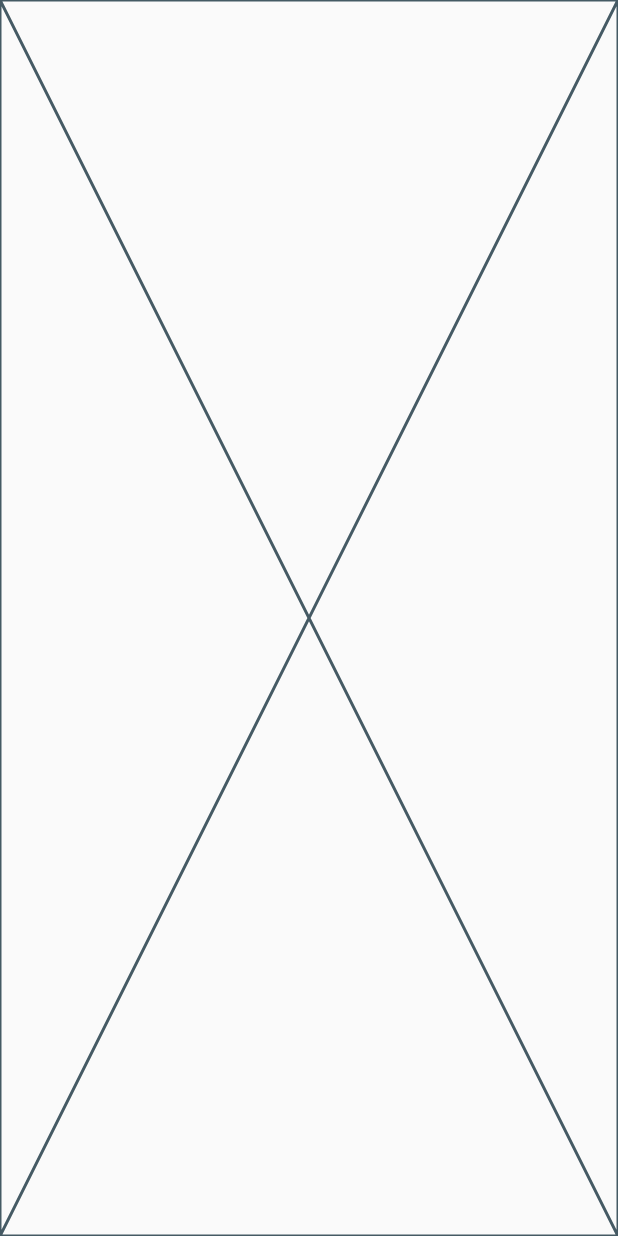
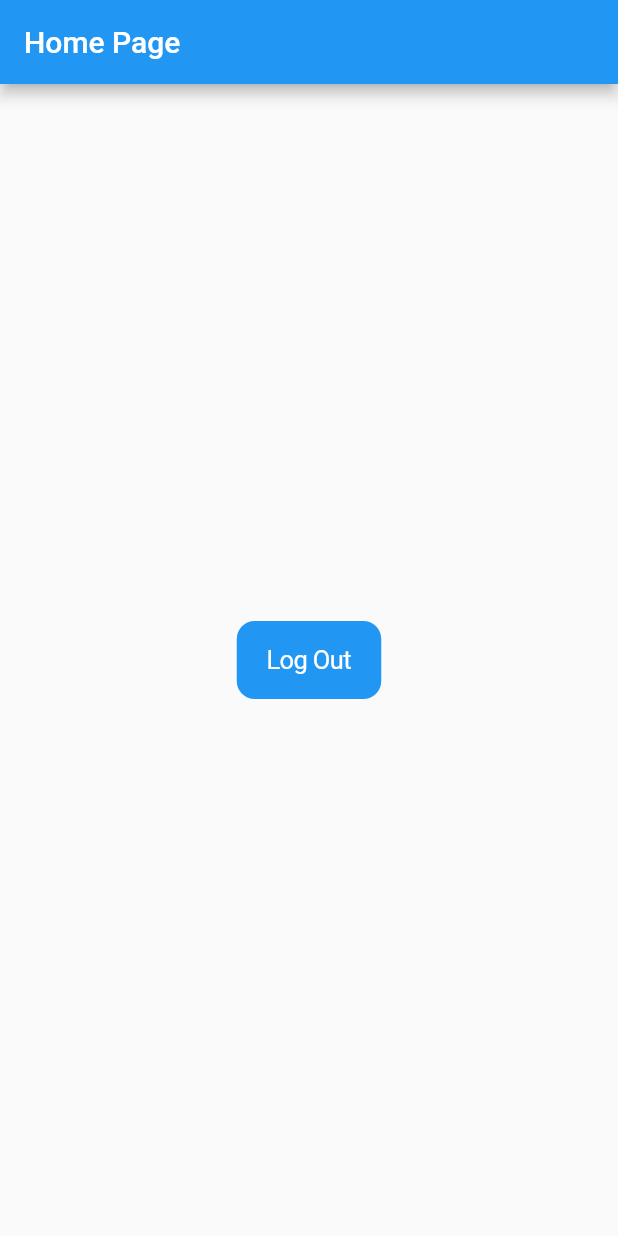
Before and after one commit to UmangKaklotar/facebook_login, a Flutter app: the screen it shows once a user with an empty profile is signed in, on a phone screen of 412 x 824 dp. Run offline on Flutter 3.47's test engine with Material 2 defaults, Android fonts, the phone set to English and light mode, and no system bars; our stand-ins replace firebase_auth, firebase_core; missing offline and left inert: flutter_facebook_auth; accounts and stored records are empty.

Commit message:
UK || 23/03/2023 || 09:34 AM

```diff
--- a/lib/Screen/home_screen.dart
+++ b/lib/Screen/home_screen.dart
@@ -1,3 +1,5 @@
+import 'package:firebase_auth/firebase_auth.dart';
+import 'package:flutter/cupertino.dart';
 import 'package:flutter/material.dart';
 
 class HomeScreen extends StatefulWidget {
@@ -10,6 +12,17 @@ class HomeScreen extends StatefulWidget {
 class _HomeScreenState extends State<HomeScreen> {
   @override
   Widget build(BuildContext context) {
-    return const Placeholder();
+    return Scaffold(
+      appBar: AppBar(
+        title: const Text("Home Page"),
+      ),
+      body: Center(
+          child: CupertinoButton.filled(
+        child: Text("Log Out"),
+        onPressed: () {
+          FirebaseAuth.instance.signOut();
+        },
+      )),
+    );
   }
 }
```
Also changed, not shown: lib/Helper/collection_helper.dart (+6 -7 lines), 2 other files.
